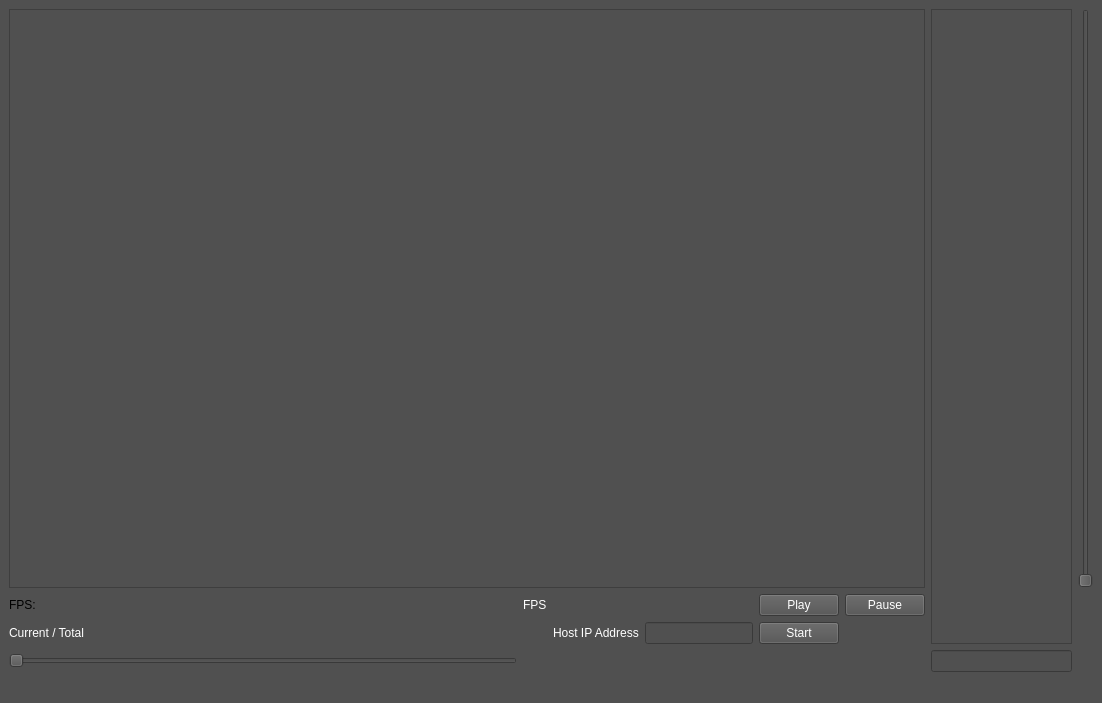
Old version of the form app/client/open_client.ui in the repository shully899509/OpenParty.
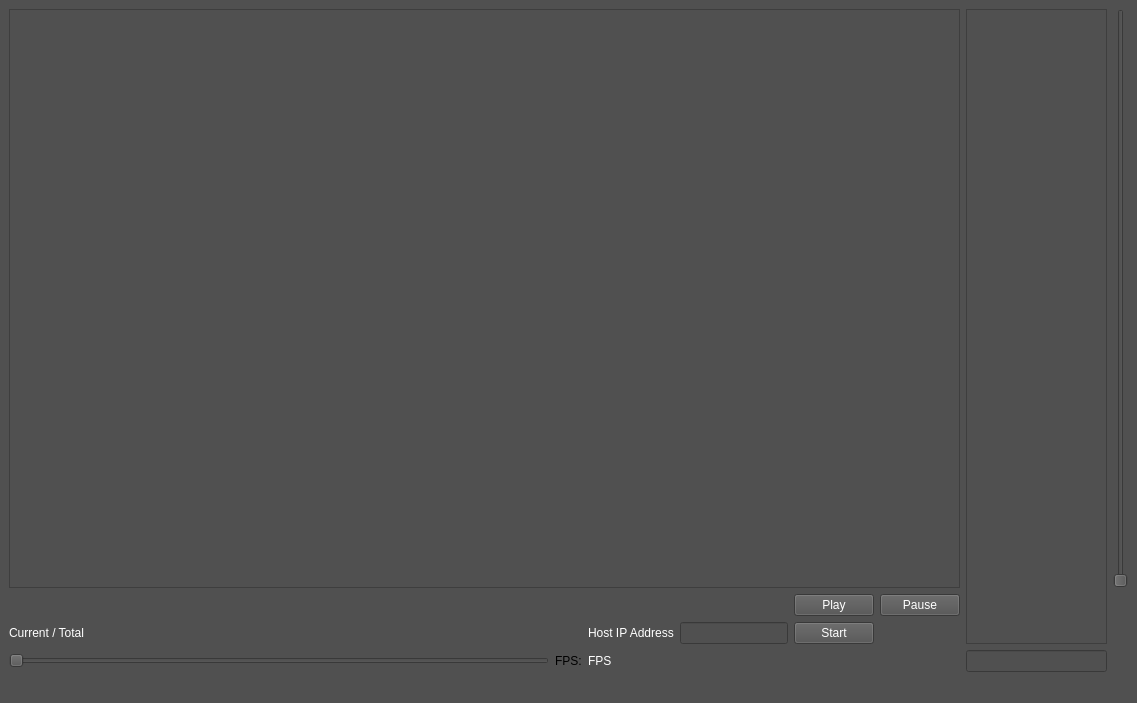
New version of the form.

What changed in the file:
```diff
--- a/app/client/open_client.ui
+++ b/app/client/open_client.ui
@@ -6,7 +6,7 @@
    <rect>
     <x>0</x>
     <y>0</y>
-    <width>1102</width>
+    <width>1137</width>
     <height>703</height>
    </rect>
   </property>
@@ -75,7 +75,7 @@
       </property>
      </widget>
     </item>
-    <item row="1" column="0">
+    <item row="3" column="1">
      <widget class="QLabel" name="label">
       <property name="styleSheet">
        <string notr="true">color: rgb(255, 255, 255);\nfont: 8pt &quot;Lucida Fax&quot;;</string>
@@ -85,7 +85,7 @@
       </property>
      </widget>
     </item>
-    <item row="1" column="1">
+    <item row="3" column="2">
      <widget class="QLabel" name="fpsLabel">
       <property name="styleSheet">
        <string notr="true">color: rgb(255, 255, 255);
```
Left out of the diff: 262 changed lines with no effect on the pictures.
